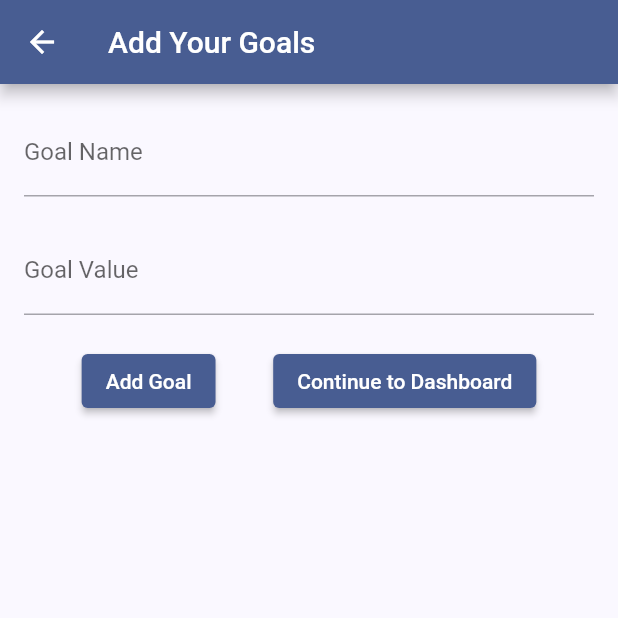
After one commit to DrishtiJ/FundWiz, a Flutter app: the Home screen opened directly, after a tap on "Add Your Goals", on a phone screen of 412 x 824 dp, the top half of it. The commit adds this screen. Run offline on Flutter 3.47's test engine with Material 2 defaults, Android fonts, the phone set to English and light mode, and no system bars; our stand-ins replace hive_flutter; accounts and stored records are empty.

Commit message:
adding goals screen and logic

```diff
--- a/lib/main.dart
+++ b/lib/main.dart
@@ -12,4 +12,6 @@ Future<void> _initHive() async{
   await Hive.initFlutter();
   await Hive.openBox("login");
   await Hive.openBox("accounts");
+  await Hive.openBox("home");
+  await Hive.openBox("goals");
 }
--- /dev/null
+++ b/lib/ui/dashboard.dart
@@ -0,0 +1,21 @@
+import 'package:flutter/material.dart';
+
+class Dashboard extends StatelessWidget {
+  @override
+  Widget build(BuildContext context) {
+    return Scaffold(
+      appBar: AppBar(
+        title: Text('Dashboard'),
+      ),
+      body: Center(
+        child: Text(
+          'DASHBOARD',
+          style: TextStyle(
+            fontSize: 24,
+            fontWeight: FontWeight.bold,
+          ),
+        ),
+      ),
+    );
+  }
+}
--- /dev/null
+++ b/lib/ui/goals.dart
@@ -0,0 +1,83 @@
+import 'package:flutter/material.dart';
+import 'package:hive_flutter/hive_flutter.dart';
+
+import 'dashboard.dart'; // Importing dashboard.dart
+
+class Goals extends StatefulWidget {
+  @override
+  _GoalsState createState() => _GoalsState();
+}
+
+class _GoalsState extends State<Goals> {
+  final Box _goalsBox = Hive.box('goals');
+  final TextEditingController _nameController = TextEditingController();
+  final TextEditingController _valueController = TextEditingController();
+  int _stars = 0;
+
+  @override
+  void dispose() {
+    _nameController.dispose();
+    _valueController.dispose();
+    super.dispose();
+  }
+
+  void _addGoal() {
+    String name = _nameController.text;
+    int value = int.tryParse(_valueController.text) ?? 0;
+
+    if (name.isNotEmpty && value > 0) {
+      int stars = (value / 10).toInt();
+      _goalsBox.add({'name': name, 'value': value, 'stars': stars}); // Updated to store 'stars'
+      _nameController.clear();
+      _valueController.clear();
+      setState(() {
+        _stars = stars;
+      });
+    }
+  }
+
+  @override
+  Widget build(BuildContext context) {
+    return Scaffold(
+      appBar: AppBar(
+        title: const Text('Add Your Goals'),
+      ),
+      body: Padding(
+        padding: const EdgeInsets.all(16.0),
+        child: Column(
+          children: [
+            TextField(
+              controller: _nameController,
+              decoration: InputDecoration(labelText: 'Goal Name'),
+            ),
+            SizedBox(height: 20),
+            TextField(
+              controller: _valueController,
+              keyboardType: TextInputType.number,
+              decoration: InputDecoration(labelText: 'Goal Value'),
+            ),
+            SizedBox(height: 20),
+            Row(
+              mainAxisAlignment: MainAxisAlignment.spaceEvenly,
+              children: [
+                ElevatedButton(
+                  onPressed: _addGoal,
+                  child: Text('Add Goal'),
+                ),
+                ElevatedButton(
+                  onPressed: () {
+                    Navigator.push(
+                      context,
+                      MaterialPageRoute(builder: (context) => Dashboard()),
+                    );
+                  },
+                  child: Text('Continue to Dashboard'),
+                ),
+              ],
+            ),
+          ],
+        ),
+      ),
+    );
+  }
+}
--- a/lib/ui/home.dart
+++ b/lib/ui/home.dart
@@ -2,9 +2,10 @@ import 'package:flutter/material.dart';
 import 'package:hive_flutter/hive_flutter.dart';
 
 import 'login.dart';
+import 'goals.dart'; // Importing goals.dart
 
 class Home extends StatelessWidget {
-  Home({super.key});
+  Home({Key? key}) : super(key: key); // Corrected the super call
 
   final Box _boxLogin = Hive.box("login");
 
@@ -42,21 +43,29 @@ class Home extends StatelessWidget {
         ],
       ),
       backgroundColor: Theme.of(context).colorScheme.primary,
-      body: Center(
-        child: Column(
+      body: Column(
         mainAxisAlignment: MainAxisAlignment.center,
         children: [
           Text(
             "Welcome ",
-              style: Theme.of(context).textTheme.bodyLarge,
+            style: Theme.of(context).textTheme.bodyText1,
           ),
           const SizedBox(height: 10),
           Text(
-              _boxLogin.get("userName"),
-              style: Theme.of(context).textTheme.headlineLarge,
+            _boxLogin.get("userName") ?? "", // Handling null value
+            style: Theme.of(context).textTheme.headline6,
+          ),
+          const SizedBox(height: 20), // Added spacing
+          ElevatedButton( // Added the button
+            onPressed: () {
+              Navigator.push(
+                context,
+                MaterialPageRoute(builder: (context) => Goals()),
+              );
+            },
+            child: const Text('Add Your Goals'),
           ),
         ],
-        ),
       ),
     );
   }
```
Also changed, not shown: 1 other file. Lines whose indentation alone changed are shown as unchanged.
